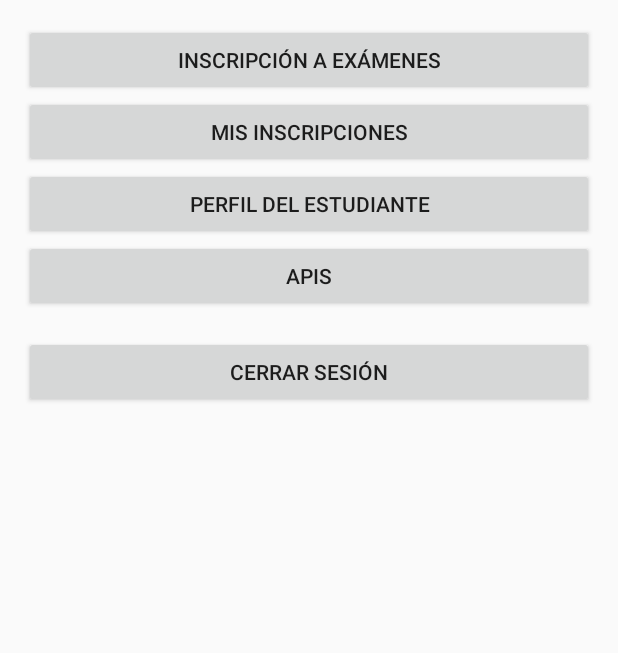
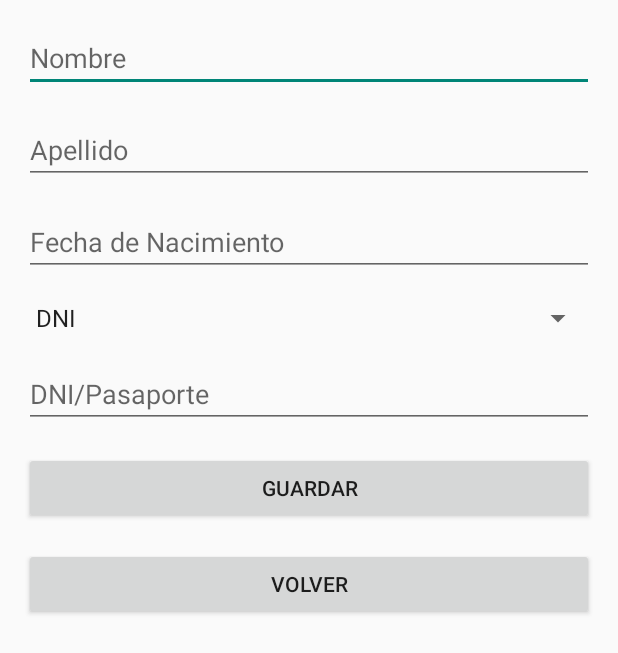
Before and after one commit to rocioorlando/tp-kotlin, an Android app built with Jetpack Compose: the HomeActivity screen opened directly, with no data from a screen before it, after a tap on "PERFIL DEL ESTUDIANTE", on a phone screen of 412 x 824 dp. Shown: the top 653 px of the screen. Run offline under Robolectric (Android 15) with nearby library versions, the phone set to English and light mode, and no system bars.

Commit message:
Agregue el perfil

```diff
--- a/app/src/main/AndroidManifest.xml
+++ b/app/src/main/AndroidManifest.xml
@@ -45,5 +45,8 @@
             android:name=".APIActivity"
             android:exported="false" />
 
+        <activity
+            android:name=".ProfileActivity"
+            android:exported="false" />
     </application>
 </manifest>
--- a/app/src/main/java/com/grupotres/tpfinal/HomeActivity.kt
+++ b/app/src/main/java/com/grupotres/tpfinal/HomeActivity.kt
@@ -35,7 +35,8 @@ class HomeActivity : ComponentActivity() {
         }
 
         btnStudentProfile.setOnClickListener {
-
+            val intent = Intent(this, ProfileActivity::class.java)
+            startActivity(intent)
         }
 
         btnAPIs.setOnClickListener {
--- a/app/src/main/java/com/grupotres/tpfinal/MyPreferences.kt
+++ b/app/src/main/java/com/grupotres/tpfinal/MyPreferences.kt
@@ -52,4 +52,15 @@ class MyPreferences(context: Context) {
             emptyList()
         }
     }
+
+    fun saveUserProfile(userProfile: Profile) {
+        val editor = sharedPreferences.edit()
+        editor.putString("profile", gson.toJson(userProfile))
+        editor.apply()
+    }
+
+    fun getUserProfile(): Profile? {
+        val json = sharedPreferences.getString("profile", null)
+        return gson.fromJson(json, Profile::class.java)
+    }
 }
--- /dev/null
+++ b/app/src/main/java/com/grupotres/tpfinal/ProfileActivity.kt
@@ -0,0 +1,67 @@
+package com.grupotres.tpfinal
+
+import android.os.Bundle
+import android.widget.*
+import androidx.activity.ComponentActivity
+
+class ProfileActivity : ComponentActivity() {
+
+    private lateinit var myPreferences: MyPreferences
+
+    override fun onCreate(savedInstanceState: Bundle?) {
+        super.onCreate(savedInstanceState)
+        setContentView(R.layout.activity_profile)
+
+        myPreferences = MyPreferences(this)
+
+        val firstNameEditText: EditText = findViewById(R.id.firstName)
+        val lastNameEditText: EditText = findViewById(R.id.lastName)
+        val dobEditText: EditText = findViewById(R.id.dob)
+        val documentTypeSpinner: Spinner = findViewById(R.id.documentType)
+        val documentNumberEditText: EditText = findViewById(R.id.documentNumber)
+        val saveButton: Button = findViewById(R.id.saveButton)
+        val backButton: Button = findViewById(R.id.backButton)
+
+        val documentTypes = arrayOf("DNI", "Pasaporte")
+        documentTypeSpinner.adapter = ArrayAdapter(this, android.R.layout.simple_spinner_item, documentTypes)
+
+        saveButton.setOnClickListener {
+            val firstName = firstNameEditText.text.toString()
+            val lastName = lastNameEditText.text.toString()
+            val dob = dobEditText.text.toString()
+            val documentType = documentTypeSpinner.selectedItem.toString()
+            val documentNumber = documentNumberEditText.text.toString()
+
+            if (validateFields(firstName, lastName, dob, documentNumber)) {
+                val userProfile = Profile(firstName, lastName, dob, documentType, documentNumber)
+                myPreferences.saveUserProfile(userProfile)
+                Toast.makeText(this, "Datos guardados exitosamente", Toast.LENGTH_SHORT).show()
+            } else {
+                Toast.makeText(this, "Debe completar todos los campos", Toast.LENGTH_SHORT).show()
+            }
+        }
+
+        backButton.setOnClickListener {
+            finish()
+        }
+
+        loadUserProfile()
+    }
+
+    private fun validateFields(firstName: String, lastName: String, dob: String, documentNumber: String): Boolean {
+        return firstName.isNotBlank() && lastName.isNotBlank() && dob.isNotBlank() && documentNumber.isNotBlank()
+    }
+
+    private fun loadUserProfile() {
+        val profile = myPreferences.getUserProfile()
+        if (profile != null) {
+            findViewById<EditText>(R.id.firstName).setText(profile.firstName)
+            findViewById<EditText>(R.id.lastName).setText(profile.lastName)
+            findViewById<EditText>(R.id.dob).setText(profile.dob)
+            val documentTypeSpinner: Spinner = findViewById(R.id.documentType)
+            val documentTypes = arrayOf("DNI", "Pasaporte")
+            documentTypeSpinner.setSelection(documentTypes.indexOf(profile.documentType))
+            findViewById<EditText>(R.id.documentNumber).setText(profile.documentNumber)
+        }
+    }
+}
--- a/app/src/main/java/com/grupotres/tpfinal/RecoveryActivity.kt
+++ b/app/src/main/java/com/grupotres/tpfinal/RecoveryActivity.kt
@@ -79,6 +79,6 @@ class RecoveryActivity : ComponentActivity() {
             myPreferences.saveLogin(user, true)
         }
         sendEmail(email, newPassword)
-        Toast.makeText(this, "Si el correo está registrado, se ha enviado un correo de recuperación.", Toast.LENGTH_SHORT).show()
+        Toast.makeText(this, "Si el correo está registrado, se envió un correo de recuperación.", Toast.LENGTH_SHORT).show()
     }
 }
--- /dev/null
+++ b/app/src/main/res/layout/activity_profile.xml
@@ -0,0 +1,61 @@
+<?xml version="1.0" encoding="utf-8"?>
+<LinearLayout xmlns:android="http://schemas.android.com/apk/res/android"
+    xmlns:tools="http://schemas.android.com/tools"
+    android:layout_width="match_parent"
+    android:layout_height="match_parent"
+    android:orientation="vertical"
+    android:padding="16dp"
+    tools:context=".ProfileActivity">
+
+    <EditText
+        android:id="@+id/firstName"
+        android:layout_width="match_parent"
+        android:layout_height="wrap_content"
+        android:hint="Nombre"
+        android:layout_marginBottom="16dp"
+        android:inputType="textPersonName" />
+
+    <EditText
+        android:id="@+id/lastName"
+        android:layout_width="match_parent"
+        android:layout_height="wrap_content"
+        android:hint="Apellido"
+        android:layout_marginBottom="16dp"
+        android:inputType="textPersonName" />
+
+    <EditText
+        android:id="@+id/dob"
+        android:layout_width="match_parent"
+        android:layout_height="wrap_content"
+        android:hint="Fecha de Nacimiento"
+        android:layout_marginBottom="16dp"
+        android:inputType="date" />
+
+    <Spinner
+        android:id="@+id/documentType"
+        android:layout_width="match_parent"
+        android:layout_height="wrap_content"
+        android:layout_marginBottom="16dp" />
+
+    <EditText
+        android:id="@+id/documentNumber"
+        android:layout_width="match_parent"
+        android:layout_height="wrap_content"
+        android:hint="DNI/Pasaporte"
+        android:layout_marginBottom="16dp"
+        android:inputType="number" />
+
+    <Button
+        android:id="@+id/saveButton"
+        android:layout_width="match_parent"
+        android:layout_height="wrap_content"
+        android:text="Guardar"
+        android:layout_marginBottom="16dp" />
+
+    <Button
+        android:id="@+id/backButton"
+        android:layout_width="match_parent"
+        android:layout_height="wrap_content"
+        android:text="Volver" />
+
+</LinearLayout>
```
Also changed, not shown: app/src/main/java/com/grupotres/tpfinal/Profile.kt (added, +9 -0 lines).
